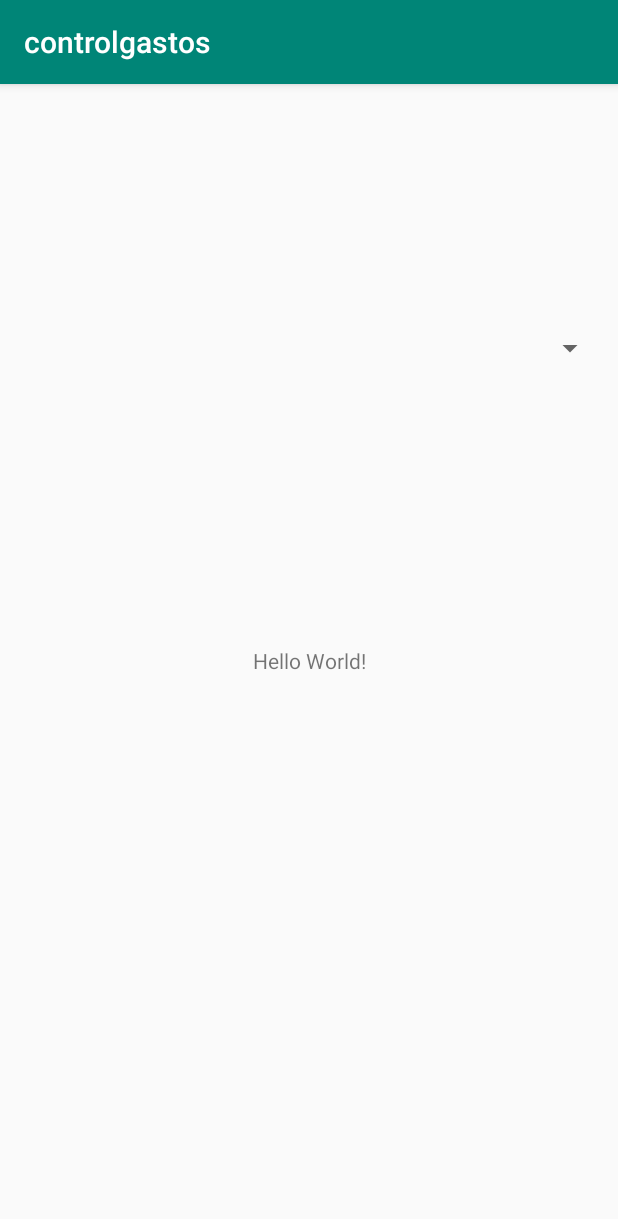
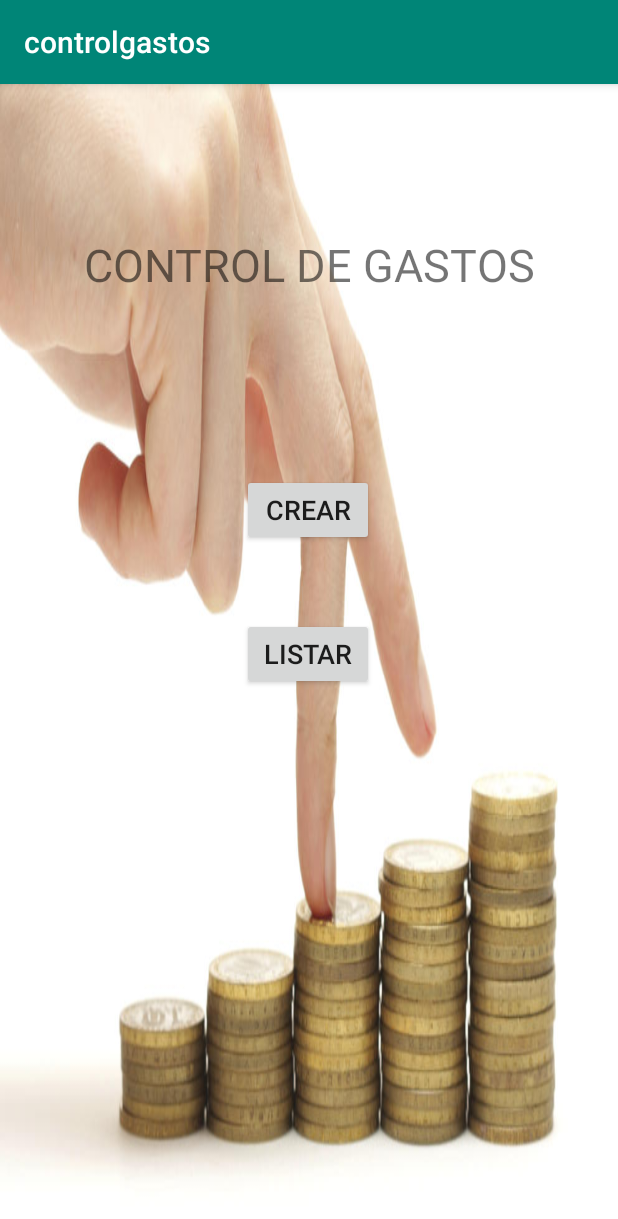
Before and after one commit to Azo2013Github/controlgastos, an Android app: the screen it shows after launch (MainActivity), on a phone screen of 412 x 824 dp. Shown: the top 1219 px of the screen. Run offline under Robolectric (Android 15) with nearby library versions, the phone set to English and light mode, and no system bars.

Commit message:
insercion de datos y leer datos con getAll()

```diff
--- a/app/src/main/AndroidManifest.xml
+++ b/app/src/main/AndroidManifest.xml
@@ -9,12 +9,15 @@
         android:roundIcon="@mipmap/ic_launcher_round"
         android:supportsRtl="true"
         android:theme="@style/AppTheme">
+        <activity android:name=".activities.FormularioActivity">
+        </activity>
         <activity android:name=".activities.MainActivity">
             <intent-filter>
                 <action android:name="android.intent.action.MAIN" />
 
                 <category android:name="android.intent.category.LAUNCHER" />
             </intent-filter>
+
         </activity>
     </application>
 
--- a/app/src/main/java/com/pgrsoft/controlgastos/activities/MainActivity.java
+++ b/app/src/main/java/com/pgrsoft/controlgastos/activities/MainActivity.java
@@ -9,26 +9,44 @@ import android.widget.Spinner;
 
 import com.pgrsoft.controlgastos.R;
 import com.pgrsoft.controlgastos.model.Categoria;
+import com.pgrsoft.controlgastos.services.CategoriaServices;
 import com.pgrsoft.controlgastos.sqlite.DataBaseHelper;
+import com.pgrsoft.controlgastos.services.impl.CategoriaServicesImpl;
+
+import java.util.List;
 
 public class MainActivity extends AppCompatActivity {
 
-    private Spinner spinner;
-    private SQLiteDatabase sql;
+    //private SQLiteDatabase sql;
+    private CategoriaServices categoriaServices;
 
     @Override
     protected void onCreate(Bundle savedInstanceState) {
         super.onCreate(savedInstanceState);
         setContentView(R.layout.activity_main);
 
-        DataBaseHelper dataBaseHelper = new DataBaseHelper(this);
+        //DataBaseHelper dataBaseHelper = new DataBaseHelper(this);
 
         // Es necesario solicitar una instancia de SQLiteDatabase para entrar en onCreate o onUpgrade
-        sql = dataBaseHelper.getWritableDatabase();
+        //sql = dataBaseHelper.getWritableDatabase();
+
+        categoriaServices = new CategoriaServicesImpl(this);
+
+        int numeroAleatorio = (int) (Math.random() * 10000);
+
+        Categoria categoria = categoriaServices.create(new Categoria(null, "cat_" +numeroAleatorio));
+
+        List<Categoria> categorias = categoriaServices.getAll();
+
+        Log.d("***", categorias.toString());
 
 
-        sql.close();
+        //
+
+        //sql.close();
 
 
     }
+
+
 }
--- a/app/src/main/java/com/pgrsoft/controlgastos/model/Categoria.java
+++ b/app/src/main/java/com/pgrsoft/controlgastos/model/Categoria.java
@@ -2,17 +2,22 @@ package com.pgrsoft.controlgastos.model;
 
 public class Categoria {
 
-    private long codigo;
+    private Long codigo;
     private String nombre;
 
     public Categoria() {
     }
 
-    public long getCodigo() {
+    public Categoria(Long codigo, String nombre) {
+        this.codigo = codigo;
+        this.nombre = nombre;
+    }
+
+    public Long getCodigo() {
         return codigo;
     }
 
-    public void setCodigo(long codigo) {
+    public void setCodigo(Long codigo) {
         this.codigo = codigo;
     }
 
--- a/app/src/main/java/com/pgrsoft/controlgastos/model/Producto.java
+++ b/app/src/main/java/com/pgrsoft/controlgastos/model/Producto.java
@@ -11,7 +11,7 @@ public class Producto {
     public Producto() {
     }
 
-    public Producto(Categoria categoria, String nombre, String descripcion, double precio) {
+    public Producto(String nombre, String descripcion, double precio, Categoria categoria) {
         this.categoria = categoria;
         this.nombre = nombre;
         this.descripcion = descripcion;
--- /dev/null
+++ b/app/src/main/java/com/pgrsoft/controlgastos/services/CategoriaServices.java
@@ -0,0 +1,16 @@
+package com.pgrsoft.controlgastos.services;
+
+import com.pgrsoft.controlgastos.model.Categoria;
+
+import java.util.List;
+
+public interface CategoriaServices {
+
+    public Categoria create(Categoria categoria);       // 1
+    public Categoria update(Categoria categoria);       // TODO
+    public boolean delete(Long codigo);                 // TODO
+    public Categoria read(Long codigo);                 // 3
+
+    public List<Categoria> getAll();                    // 2
+
+}
--- a/app/src/main/java/com/pgrsoft/controlgastos/services/MovimientoServices.java
+++ b/app/src/main/java/com/pgrsoft/controlgastos/services/MovimientoServices.java
@@ -1,13 +1,15 @@
 package com.pgrsoft.controlgastos.services;
 
-import com.pgrsoft.controlgastos.model.Producto;
+import com.pgrsoft.controlgastos.model.Movimiento;
 
 import java.util.List;
 
 public interface MovimientoServices {
 
+    public Movimiento create(Movimiento movimiento);
+    public Movimiento read(Long codigo);
 
-
+    public List<Movimiento> getAll();
 
 
 
--- a/app/src/main/java/com/pgrsoft/controlgastos/services/ProductoServices.java
+++ b/app/src/main/java/com/pgrsoft/controlgastos/services/ProductoServices.java
@@ -8,5 +8,6 @@ public interface ProductoServices {
 
     public Producto create(Producto producto);
     public Producto read(Long codigo);
+
     public List<Producto> getAll();
 }
--- /dev/null
+++ b/app/src/main/java/com/pgrsoft/controlgastos/services/impl/CategoriaServicesImpl.java
@@ -0,0 +1,57 @@
+package com.pgrsoft.controlgastos.services.impl;
+
+import android.content.Context;
+import android.database.sqlite.SQLiteDatabase;
+import android.util.Log;
+
+import com.pgrsoft.controlgastos.model.Categoria;
+import com.pgrsoft.controlgastos.services.CategoriaServices;
+import com.pgrsoft.controlgastos.sqlite.DataBaseHelper;
+
+import java.util.List;
+
+public class CategoriaServicesImpl implements CategoriaServices {
+
+    //private Context context;
+    private DataBaseHelper myDB;
+
+    public CategoriaServicesImpl(Context context) {
+      //  this.context = context;
+        this.myDB = new DataBaseHelper(context);
+    }
+
+    @Override
+    public Categoria create(Categoria categoria) {
+
+        SQLiteDatabase db = myDB.getWritableDatabase();
+
+        Categoria createCategoria = myDB.createCategoria(categoria);
+        Log.d("***", createCategoria.toString());
+        db.close();
+        return createCategoria;
+    }
+
+    @Override
+    public List<Categoria> getAll() {
+          return myDB.getAll();
+    }
+
+    @Override
+    public Categoria update(Categoria categoria) {
+        return null;
+    }
+
+    @Override
+    public boolean delete(Long codigo) {
+        return false;
+    }
+
+    @Override
+    public Categoria read(Long codigo) {
+        return null;
+    }
+
+
+
+
+}
--- a/app/src/main/java/com/pgrsoft/controlgastos/sqlite/DataBaseHelper.java
+++ b/app/src/main/java/com/pgrsoft/controlgastos/sqlite/DataBaseHelper.java
@@ -2,11 +2,15 @@ package com.pgrsoft.controlgastos.sqlite;
 
 import android.content.ContentValues;
 import android.content.Context;
+import android.database.Cursor;
 import android.database.sqlite.SQLiteDatabase;
 import android.database.sqlite.SQLiteOpenHelper;
 import android.util.Log;
 
 import com.pgrsoft.controlgastos.model.Categoria;
+
+import java.util.ArrayList;
+import java.util.List;
 
 public class DataBaseHelper extends SQLiteOpenHelper {
 
@@ -70,7 +74,6 @@ public class DataBaseHelper extends SQLiteOpenHelper {
                 .append(COL_6_MOVIMIENTOS).append(" INTEGER NOT NULL, ")
                 .append(" FOREIGN KEY " + "( " + COL_6_MOVIMIENTOS + ") REFERENCES " + PRODUCTOS_TABLE + " (" + COL_1_PRODUCTOS + " )) ");
 
-
         strDDL = builder.toString();
         Log.d("****", strDDL);
         sb.execSQL(strDDL);
@@ -86,4 +89,59 @@ public class DataBaseHelper extends SQLiteOpenHelper {
         onCreate(db);
     }
 
+    // INSERCION DE DATOS:
+    public Categoria createCategoria(Categoria categoria) {
+
+        SQLiteDatabase db = getWritableDatabase();
+
+
+        ContentValues contentValues = new ContentValues();
+        contentValues.put(COL2_NOMBRE_CAT, categoria.getNombre());
+
+        long resultado = db.insert(CATEGORIAS_TABLE, null, contentValues);
+
+        Log.d("******", "Vamos a dar de alta: " + categoria.toString());
+        categoria.setCodigo(resultado);
+        //db.close();
+        return resultado == -1 ? null : categoria;
+    }
+
+    public List<Categoria> getAll(){
+
+        SQLiteDatabase db = getWritableDatabase();
+
+        Cursor cursor = db.rawQuery("SELECT * FROM " + CATEGORIAS_TABLE + " ORDER BY " + COL1_CODIDO_CAT + " DESC ", null);
+
+        List<Categoria> categorias = new ArrayList<>();
+
+        if (cursor != null){
+
+            while (cursor.moveToNext()){
+
+                Long codigo = cursor.getLong(0);
+                String nombre = cursor.getString(1);
+
+                Categoria categoria = new Categoria(codigo, nombre);
+                categorias.add(categoria);
+
+            }
+
+            //db.close();
+            Log.d("***", categorias.toString());
+        }
+
+
+
+
+
+
+        return categorias;
+    }
+
+
+
+
+
+
+
 }
--- a/app/src/main/res/layout/activity_main.xml
+++ b/app/src/main/res/layout/activity_main.xml
@@ -4,29 +4,53 @@
     xmlns:tools="http://schemas.android.com/tools"
     android:layout_width="match_parent"
     android:layout_height="match_parent"
+    android:background="@drawable/control_1"
     tools:context=".activities.MainActivity">
 
-    <TextView
+    <Button
+        android:id="@+id/idCrear"
         android:layout_width="wrap_content"
-        android:layout_height="wrap_content"
-        android:text="Hello World!"
-        app:layout_constraintBottom_toBottomOf="parent"
-        app:layout_constraintLeft_toLeftOf="parent"
-        app:layout_constraintRight_toRightOf="parent"
-        app:layout_constraintTop_toTopOf="parent" />
-
-    <Spinner
-        android:id="@+id/idItem"
-        android:layout_width="395dp"
         android:layout_height="wrap_content"
         android:layout_marginStart="8dp"
         android:layout_marginLeft="8dp"
-        android:layout_marginTop="164dp"
+        android:layout_marginTop="260dp"
         android:layout_marginEnd="8dp"
         android:layout_marginRight="8dp"
+        android:text="@string/crear"
+        android:textSize="18sp"
         app:layout_constraintEnd_toEndOf="parent"
-        app:layout_constraintHorizontal_bias="1.0"
+        app:layout_constraintHorizontal_bias="0.498"
         app:layout_constraintStart_toStartOf="parent"
         app:layout_constraintTop_toTopOf="parent" />
 
+    <Button
+        android:id="@+id/idListar"
+        android:layout_width="wrap_content"
+        android:layout_height="wrap_content"
+        android:layout_marginStart="8dp"
+        android:layout_marginLeft="8dp"
+        android:layout_marginTop="48dp"
+        android:layout_marginEnd="8dp"
+        android:layout_marginRight="8dp"
+        android:text="@string/listar"
+        android:textSize="18sp"
+        app:layout_constraintEnd_toEndOf="parent"
+        app:layout_constraintHorizontal_bias="0.498"
+        app:layout_constraintStart_toStartOf="parent"
+        app:layout_constraintTop_toBottomOf="@+id/idCrear" />
+
+    <TextView
+        android:id="@+id/textView"
+        android:layout_width="wrap_content"
+        android:layout_height="wrap_content"
+        android:layout_marginStart="8dp"
+        android:layout_marginLeft="8dp"
+        android:layout_marginTop="100dp"
+        android:layout_marginEnd="8dp"
+        android:layout_marginRight="8dp"
+        android:text="@string/titulo"
+        android:textSize="30sp"
+        app:layout_constraintEnd_toEndOf="parent"
+        app:layout_constraintStart_toStartOf="parent"
+        app:layout_constraintTop_toTopOf="parent" />
 </androidx.constraintlayout.widget.ConstraintLayout>
--- a/app/src/main/res/values/colors.xml
+++ b/app/src/main/res/values/colors.xml
@@ -3,4 +3,6 @@
     <color name="colorPrimary">#008577</color>
     <color name="colorPrimaryDark">#00574B</color>
     <color name="colorAccent">#D81B60</color>
+    <color name="black">#000000</color>
+    <color name="BlanchedAlmond">#FFEBCD</color>
 </resources>
--- a/app/src/main/res/values/strings.xml
+++ b/app/src/main/res/values/strings.xml
@@ -1,3 +1,16 @@
 <resources>
     <string name="app_name">controlgastos</string>
+    <string name="titulo">CONTROL DE GASTOS</string>
+    <string name="crear">CREAR</string>
+    <string name="listar">LISTAR</string>
+    <string name="categoria">CATEGORIA:</string>
+    <string name="precio">PRECIO:</string>
+    <string name="descripcion">DESCRIPCION:</string>
+    <string name="nombre">NOMBRE:</string>
+    <string name="fecha">FECHA:</string>
+    <string name="importe">IMPORTE:</string>
+    <string name="descrpcionMovimiento">DESCRIPCION MOVIMIENTO</string>
+    <string name="saldo">SALDO</string>
+    <string name="introducir_gastos">INTRODUCIR GATOS:</string>
+
 </resources>
```
Also changed, not shown: app/src/main/java/com/pgrsoft/controlgastos/activities/FormularioActivity.java (added, +16 -0 lines), app/src/main/java/com/pgrsoft/controlgastos/services/impl/MovimientoServicesImpl.java (added, +24 -0 lines), app/src/main/java/com/pgrsoft/controlgastos/services/impl/ProductoServicesImpl.java (renamed from app/src/main/java/com/pgrsoft/controlgastos/impl/ProductoServicesImpl.java, +1 -9 lines), app/src/main/res/layout/activity_formulario.xml (added, +126 -0 lines), app/src/main/res/drawable/control.png (added), app/src/main/res/drawable/control_1.jpg (added).
